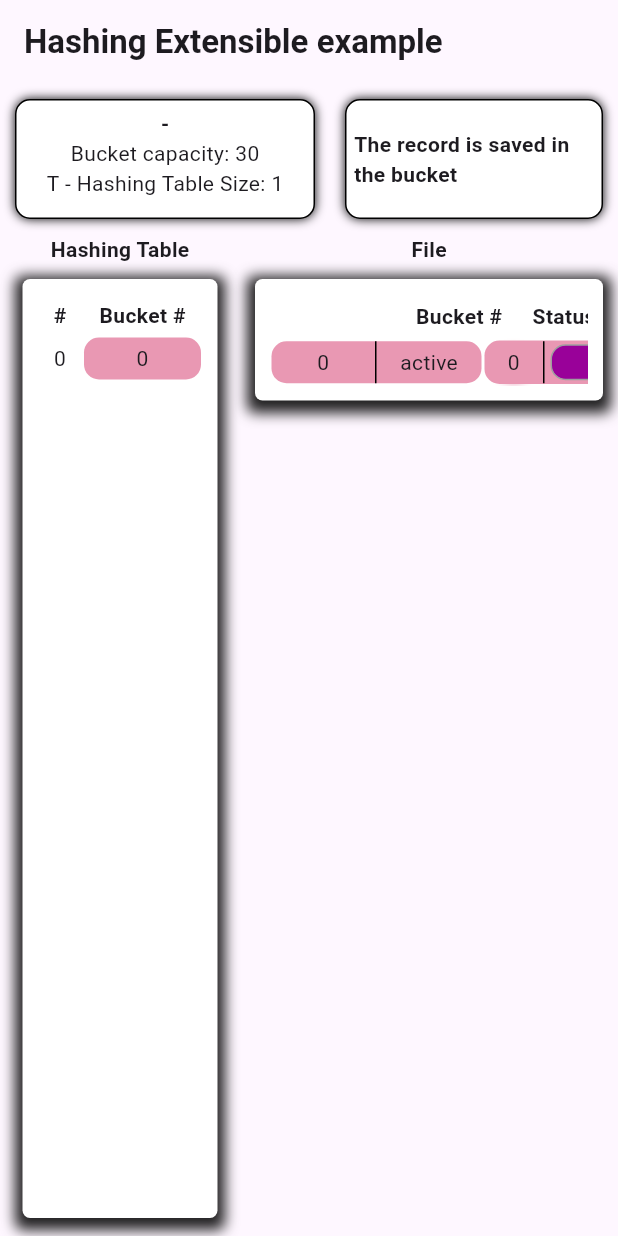
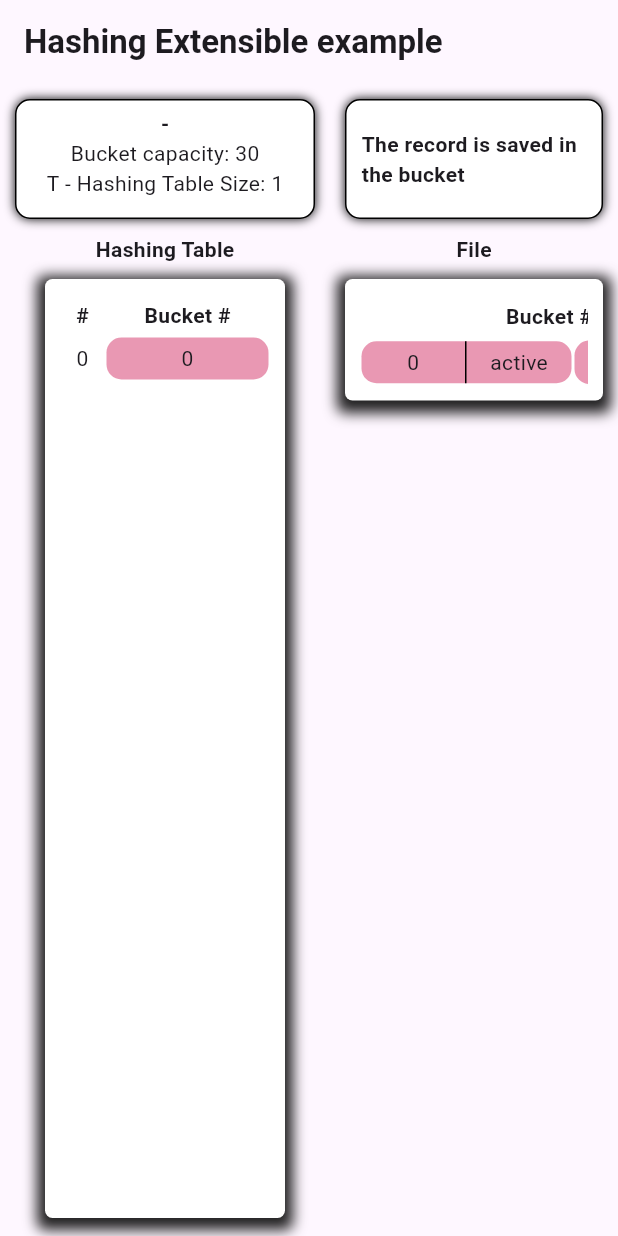
Before and after one commit to it-toolkit/visualizeit_dynamicfile_extendiblehashing_extension, a Flutter app: the screen it shows after launch, on a phone screen of 412 x 824 dp. Run offline on Flutter 3.47's test engine with Material 3 defaults, Android fonts, the phone set to English and light mode, and no system bars; missing offline and left inert: visualizeit_extensions; statements that could not run were skipped.

Commit message:
chore: Limit internal banner width

```diff
--- a/lib/widget/direct_file_widget.dart
+++ b/lib/widget/direct_file_widget.dart
@@ -1,3 +1,5 @@
+import 'dart:math';
+
 import 'package:flutter/material.dart';
 import 'package:visualizeit_dynamicfile_extendiblehashing_extension/transition/bucket_list_transition.dart';
 import 'package:visualizeit_dynamicfile_extendiblehashing_extension/transition/direct_file_transition.dart';
@@ -36,10 +38,9 @@ class _DirectFileExtendibleHashingWidgetState extends State<DirectFileExtendible
 
   String? getInternalBannerMessage() => widget._currentTransition?.getMessage();
 
-  Widget getInternalBanner({required double width, required String message}) {
+  Widget getInternalBanner({required String message}) {
     return Container(
-      width: width,
-      padding: const EdgeInsets.all(5),
+      padding: const EdgeInsets.all(10),
       decoration: BoxDecoration(
           border: Border.all(color: Colors.black),
           color: Colors.white,
@@ -132,14 +133,14 @@ class _DirectFileExtendibleHashingWidgetState extends State<DirectFileExtendible
         children: [
           buildHeaderRow(headerRowHeight, constraints), //First Row
           Row(mainAxisAlignment: MainAxisAlignment.start, crossAxisAlignment: CrossAxisAlignment.start, children: [
-            LimitedBox(maxHeight: constraints.maxHeight - headerRowHeight, maxWidth: 160, child: hashingTableWidget),
+            LimitedBox(maxHeight: constraints.maxHeight - headerRowHeight, maxWidth: 220, child: hashingTableWidget),
             Column(
               mainAxisAlignment: MainAxisAlignment.start,
               children: [
                 if (freedBucketListisNotEmpty) Padding(padding: const EdgeInsets.only(bottom: 10), child: freedBucketListWidget),
                 LimitedBox(
                   maxHeight: constraints.maxHeight - headerRowHeight - (freedBucketListisNotEmpty ? 110 : 0),
-                  maxWidth: constraints.maxWidth - 160,
+                  maxWidth: constraints.maxWidth - 220,
                   child: bucketListWidget,
                 ),
               ],
@@ -169,10 +170,18 @@ class _DirectFileExtendibleHashingWidgetState extends State<DirectFileExtendible
         child: Row(mainAxisAlignment: MainAxisAlignment.start, crossAxisAlignment: CrossAxisAlignment.start, children: [
           Padding(padding: const EdgeInsets.all(10), child: getLeftBanner(200, bucketRecordCapacity, hashTableLen)),
           if (internalBannerMessage != null)
-            Padding(
-              padding: const EdgeInsets.all(10),
-              child: getInternalBanner(message: internalBannerMessage, width: constraints.maxWidth - 240),
-            ),
+              Padding(
+                padding: const EdgeInsets.all(10),
+                child: LimitedBox(
+                    maxWidth: constraints.maxWidth - 240,
+                    child: Center(
+                        child: ConstrainedBox(
+                            constraints: BoxConstraints(maxWidth: min(600, constraints.maxWidth - 240)),
+                            child:getInternalBanner(message: internalBannerMessage),
+                        ),
+                    ),
+                ),
+              )
         ]));
   }
 
--- a/lib/widget/directory_widget.dart
+++ b/lib/widget/directory_widget.dart
@@ -31,22 +31,26 @@ class _HashingTableWidgetState extends State<HashingTableWidget> {
     Color colorCircle = Colors.white;
     Color colorCircleShadow = Colors.white;
     TextStyle textStyleForValue = const TextStyle(fontWeight: FontWeight.normal);
-    if ( widget.currentTransition?.hashTablePosition == position && widget.currentTransition!.bucketOverflowedId >= 0){
+    if (widget.currentTransition?.hashTablePosition == position && widget.currentTransition!.bucketOverflowedId >= 0) {
       colorBox = const Color.fromARGB(255, 247, 75, 84);
-    }else if (widget.currentTransition?.hashTablePosition == position && widget.currentTransition!.bucketCreatedId >= 0 ){
+    } else if (widget.currentTransition?.hashTablePosition == position && widget.currentTransition!.bucketCreatedId >= 0) {
       colorBox = const Color.fromARGB(255, 111, 245, 58);
-    }else if (widget.currentTransition?.hashTablePosition == position && widget.currentTransition?.currentType == TransitionType.hashTablePointedBucket ){
+    } else if (widget.currentTransition?.hashTablePosition == position &&
+        widget.currentTransition?.currentType == TransitionType.hashTablePointedBucket) {
       colorBox = const Color.fromARGB(255, 241, 162, 44);
       textStyleForValue = const TextStyle(fontWeight: FontWeight.bold);
-    }else if (widget.currentTransition?.hashTablePosition == position && (widget.currentTransition?.currentType == TransitionType.bucketFound || widget.currentTransition?.currentType == TransitionType.recordFound || widget.currentTransition?.currentType == TransitionType.recordNotFound)){
+    } else if (widget.currentTransition?.hashTablePosition == position &&
+        (widget.currentTransition?.currentType == TransitionType.bucketFound ||
+            widget.currentTransition?.currentType == TransitionType.recordFound ||
+            widget.currentTransition?.currentType == TransitionType.recordNotFound)) {
       colorBox = const Color.fromARGB(255, 233, 152, 179);
     }
 
-    if (widget.currentTransition?.hashTablePosition1 == position || widget.currentTransition?.hashTablePosition2 == position ){
+    if (widget.currentTransition?.hashTablePosition1 == position || widget.currentTransition?.hashTablePosition2 == position) {
       colorBox = const Color.fromARGB(255, 224, 240, 7);
     }
 
-    if (widget.currentTransition?.currentType == TransitionType.findingBucket && widget.currentTransition?.hashTablePosition == position){
+    if (widget.currentTransition?.currentType == TransitionType.findingBucket && widget.currentTransition?.hashTablePosition == position) {
       colorCircle = const Color.fromARGB(255, 233, 152, 179);
       colorCircleShadow = Colors.black.withOpacity(0.2);
     }
@@ -74,7 +78,7 @@ class _HashingTableWidgetState extends State<HashingTableWidget> {
             child: Container(
               padding: const EdgeInsets.all(4),
               margin: const EdgeInsets.all(1),
-          decoration: BoxDecoration( color: colorBox, borderRadius: const BorderRadius.all(Radius.circular(10))),
+              decoration: BoxDecoration(color: colorBox, borderRadius: const BorderRadius.all(Radius.circular(10))),
               child: Center(child: Text(value?.toString() ?? '', style: textStyleForValue)),
             ))
       ],
@@ -88,7 +92,7 @@ class _HashingTableWidgetState extends State<HashingTableWidget> {
       return Column(children: [
         const Center(child: Text("Hashing Table", style: TextStyle(fontWeight: FontWeight.bold))),
 
-    ConstrainedBox(constraints: const BoxConstraints(maxWidth: 150),
+        ConstrainedBox(constraints: const BoxConstraints(maxWidth: 180),
             child: Container(
               margin: const EdgeInsets.all(10),
               padding: const EdgeInsets.all(10),
@@ -104,7 +108,7 @@ class _HashingTableWidgetState extends State<HashingTableWidget> {
                         padding: const EdgeInsets.all(4),
                         child: const Center(child: Text("#", style: TextStyle(fontWeight: FontWeight.bold))),
                       ),
-                                                        Expanded (
+                      Expanded(
                         child: Container(
                           padding: const EdgeInsets.all(4),
                           child: const Center(child: Text("Bucket #", style: TextStyle(fontWeight: FontWeight.bold))),
@@ -113,23 +117,25 @@ class _HashingTableWidgetState extends State<HashingTableWidget> {
                     ],
                   ),
                   (widget.currentTransition!.getTransition()!.hash.length == 1 &&
-                                                     widget.currentTransition?.currentType == TransitionType.fileIsEmpty)  ?
+                      widget.currentTransition?.currentType == TransitionType.fileIsEmpty) ?
                   const Column() :
-      SizedBox(width: 200, height: constraints.maxHeight -90, child: SingleChildScrollView(
+                  SizedBox(width: 200, height: constraints.maxHeight - 90, child: SingleChildScrollView(
                       scrollDirection: Axis.vertical,
-                                                        child:  Column(
+                      child: Column(
                         crossAxisAlignment: CrossAxisAlignment.center,
                         children: getWidgets(),
                       ))),
                 ],
               ),
-                                              ) )
+            ))
       ]);
     });
   }
 
-  List<Widget> getWidgets(){
-  values = List.from(widget.currentTransition?.getTransition()?.hash as Iterable);
+  List<Widget> getWidgets() {
+    values = List.from(widget.currentTransition
+        ?.getTransition()
+        ?.hash as Iterable);
     return values.indexed.map((i) {
       return buildRecord(i.$1, i.$2);
     }).toList();
```
Lines whose indentation alone changed are shown as unchanged.
